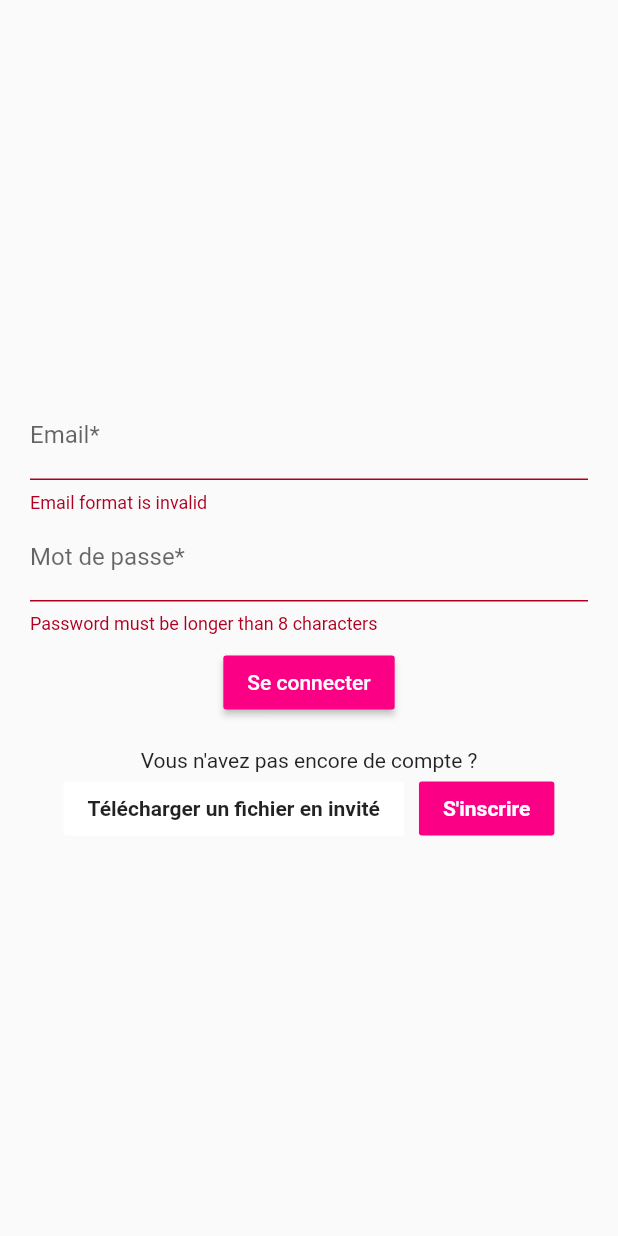
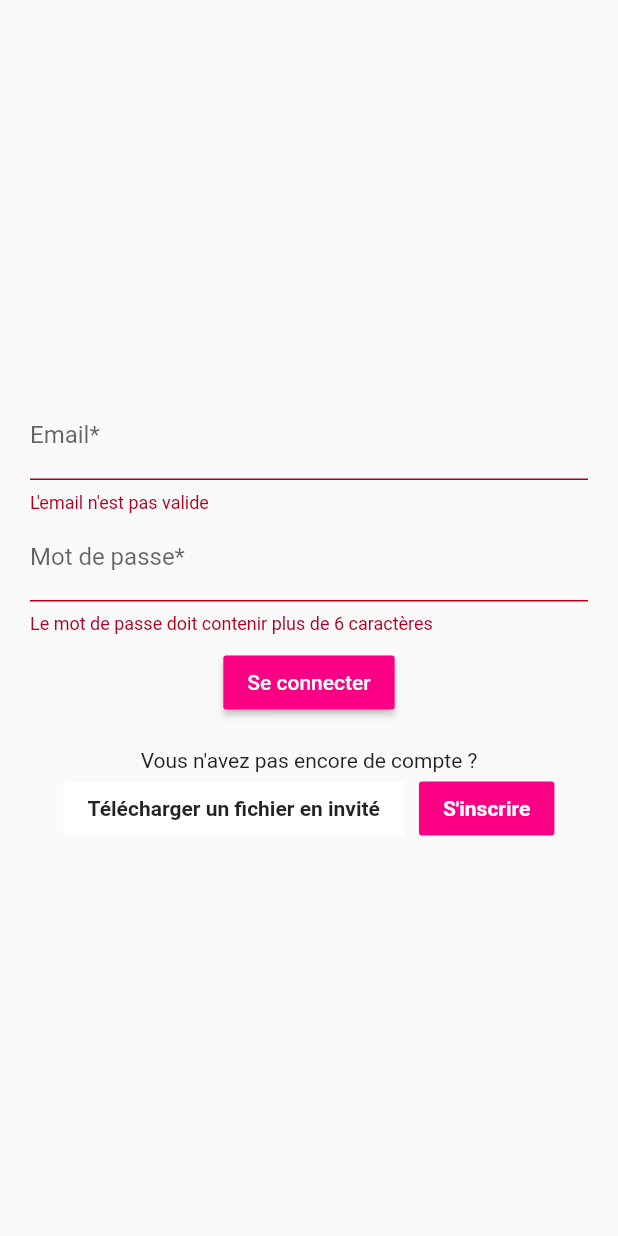
Before and after one commit to Wylarel/WahaApplication, a Flutter app: the screen it shows after launch, after a tap on "Se connecter", on a phone screen of 412 x 824 dp. Run offline on Flutter 3.47's test engine with Material 2 defaults, Android fonts, the phone set to English and light mode, and no system bars; our stand-ins replace adaptive_theme, awesome_dialog, cloud_firestore, confetti, dotted_border, file_picker and 9 more; missing offline and left inert: clipboard, clippy, dart:html, firebase, flutter_dropzone, flutter_simple_calculator; accounts and stored records are empty.

Commit message:
Update login screen

```diff
--- a/lib/main.dart
+++ b/lib/main.dart
@@ -17,7 +17,6 @@ import 'module/notes/notes_view.dart';
 import 'module/schedule/schedule_view.dart';
 import 'module/downloadapp/downloadapp_view.dart';
 import 'package:adaptive_theme/adaptive_theme.dart';
-import 'package:shared_preferences/shared_preferences.dart';
 
 void main() async {
   WidgetsFlutterBinding.ensureInitialized();
--- a/lib/module/auth/login.dart
+++ b/lib/module/auth/login.dart
@@ -3,9 +3,9 @@ import 'package:flutter/material.dart';
 import 'package:firebase_auth/firebase_auth.dart';
 import 'package:cloud_firestore/cloud_firestore.dart';
 import 'package:page_transition/page_transition.dart';
-import 'package:waha/data/colors.dart';
 import 'package:waha/module/cloudstorage/upload_download_view.dart';
-import 'package:waha/widget/appbar.dart';
+import 'package:awesome_dialog/awesome_dialog.dart';
+import 'package:waha/widget/load.dart';
 
 class LoginPage extends StatefulWidget {
   LoginPage({Key key}) : super(key: key);
@@ -18,6 +18,7 @@ class _LoginPageState extends State<LoginPage> {
   final GlobalKey<FormState> _loginFormKey = GlobalKey<FormState>();
   TextEditingController emailInputController;
   TextEditingController pwdInputController;
+  bool waiting = false;
 
   @override
   initState() {
@@ -31,15 +32,15 @@ class _LoginPageState extends State<LoginPage> {
         r'^(([^<>()[\]\\.,;:\s@\"]+(\.[^<>()[\]\\.,;:\s@\"]+)*)|(\".+\"))@((\[[0-9]{1,3}\.[0-9]{1,3}\.[0-9]{1,3}\.[0-9]{1,3}\])|(([a-zA-Z\-0-9]+\.)+[a-zA-Z]{2,}))$';
     RegExp regex = new RegExp(pattern);
     if (!regex.hasMatch(value)) {
-      return 'Email format is invalid';
+      return 'L\'email n\'est pas valide';
     } else {
       return null;
     }
   }
 
   String pwdValidator(String value) {
-    if (value.length < 8) {
-      return 'Password must be longer than 8 characters';
+    if (value.length < 6) {
+      return 'Le mot de passe doit contenir plus de 6 caractères';
     } else {
       return null;
     }
@@ -58,7 +59,7 @@ class _LoginPageState extends State<LoginPage> {
               TextFormField(
                 decoration: InputDecoration(
                     labelText: 'Email*',
-                    hintText: "jean.dupont@gmail.com"),
+                    hintText: "Entrez votre email"),
                 controller: emailInputController,
                 autofillHints: [AutofillHints.email],
                 keyboardType: TextInputType.emailAddress,
@@ -74,7 +75,7 @@ class _LoginPageState extends State<LoginPage> {
               ),
               Padding(
                 padding: const EdgeInsets.only(top: 8.0, bottom: 20.0),
-                child: RaisedButton(
+                child: waiting ? Load(100) : RaisedButton(
                   child: Text("Se connecter"),
                   color: Theme
                       .of(context)
@@ -122,34 +123,42 @@ class _LoginPageState extends State<LoginPage> {
 
   void loginUser() async {
     if (_loginFormKey.currentState.validate()) {
+      setState(() {waiting = true;});
       FirebaseAuth _auth = FirebaseAuth.instance;
-      UserCredential authResult = await _auth.signInWithEmailAndPassword(
-          email: emailInputController.text,
-          password: pwdInputController.text
-      );
-      DocumentSnapshot result = await FirebaseFirestore.instance
-          .collection("users").doc(authResult.user.uid).get();
+      try {
+        UserCredential authResult = await _auth.signInWithEmailAndPassword(
+            email: emailInputController.text,
+            password: pwdInputController.text
+        );
+      }
+      catch(platformExceptionToFirebaseAuthException) {
+        print("Wrong credentials");
+        AwesomeDialog(
+          context: context,
+          dialogType: DialogType.ERROR,
+          animType: AnimType.BOTTOMSLIDE,
+          title: 'Mauvais identifiants',
+          desc: 'Votre mot de passe ou adresse email est incorrect, veuillez réessayer',
+          btnCancelText: "Rééssayer",
+          btnCancelOnPress: () {pwdInputController.text = "";},
+        ).show();
+        setState(() {waiting = false;});
+        return;
+      }
       _saveDeviceToken();
     }
   }
 }
 _saveDeviceToken() async {
-  // Get the current user
-  // String uid = uid;
   User user = FirebaseAuth.instance.currentUser;
-
-  // Get the token for this device
   final FirebaseMessaging _fcm = FirebaseMessaging();
   String fcmToken = await _fcm.getToken();
-
-  // Save it to Firestore
   if (fcmToken != null) {
     var tokens = FirebaseFirestore.instance
         .collection('users')
         .doc(user.uid)
         .collection('tokens')
         .doc(fcmToken);
-
     await tokens.set({
       'token': fcmToken,
       'createdAt': FieldValue.serverTimestamp()
```
Also changed, not shown: 1 other file.
